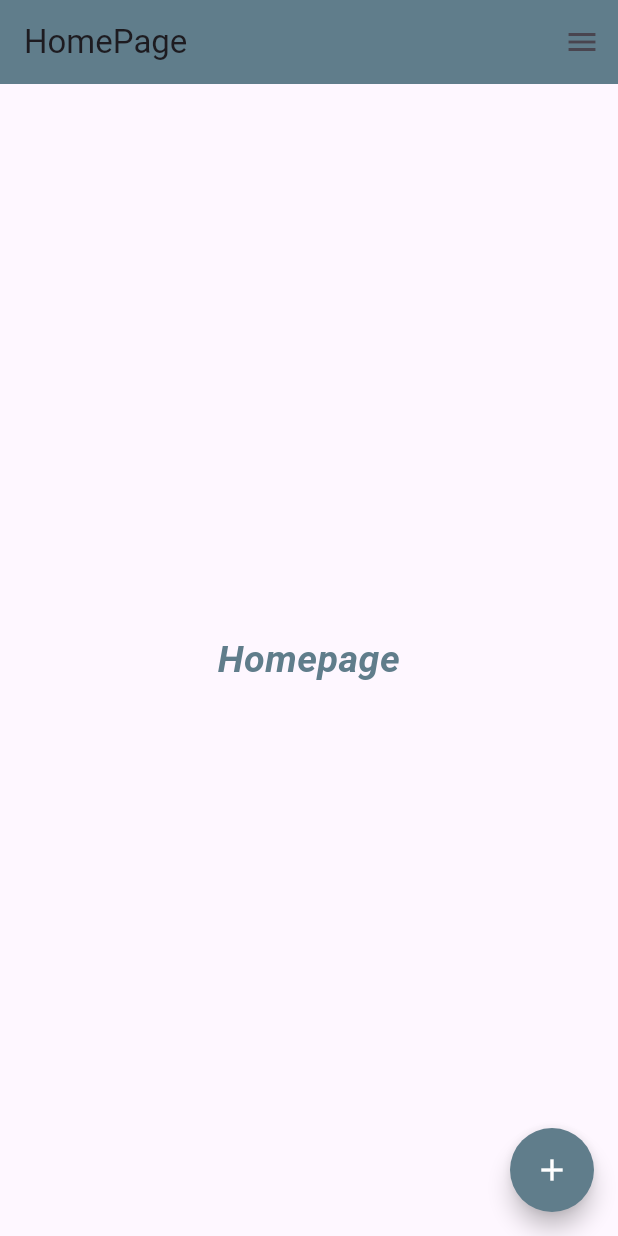
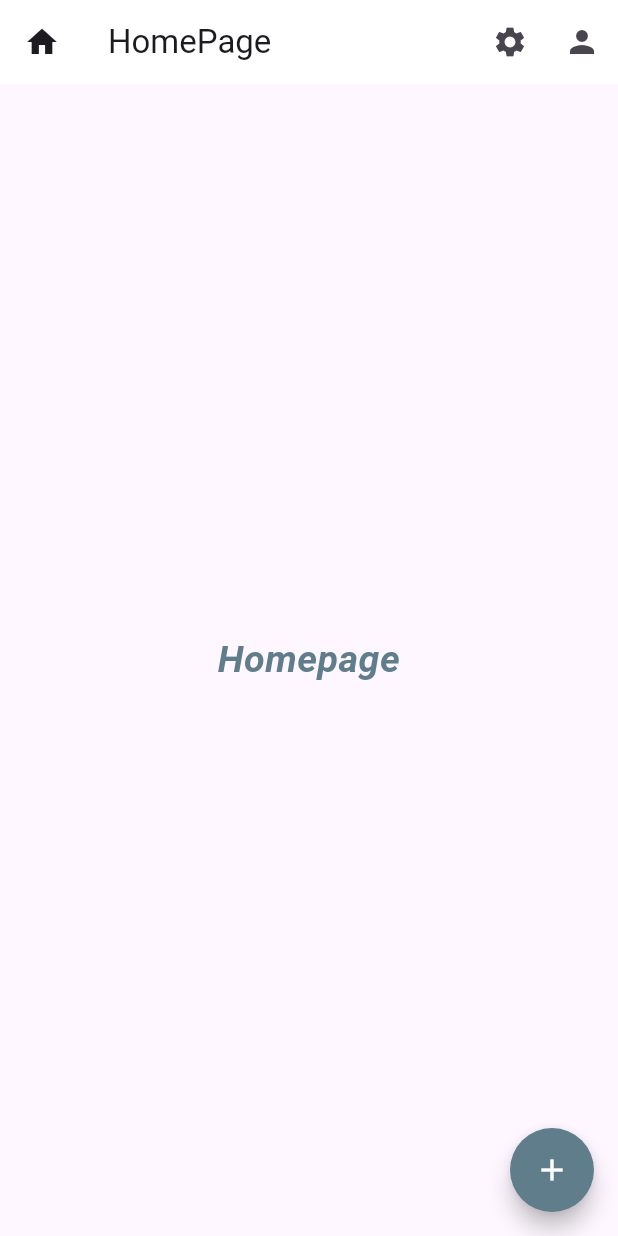
Before and after one commit to lakshmi412t/ASSIGNMENT_5, a Flutter app: the screen it shows after launch, on a phone screen of 412 x 824 dp. Run offline on Flutter 3.47's test engine with Material 3 defaults, Android fonts, the phone set to English and light mode, and no system bars.

Commit message:
Update home_page.dart

```diff
--- a/lib/home_page.dart
+++ b/lib/home_page.dart
@@ -1,41 +1,47 @@
 import 'package:flutter/material.dart';
 
-class HomePage extends StatelessWidget {
+class HomePage extends StatefulWidget {
   const HomePage({super.key});
+
+  @override
+  State<HomePage> createState() => _HomePageState();
+}
+
+class _HomePageState extends State<HomePage> {
+  int selectedIndex = 0;
 
   @override
   Widget build(BuildContext context) {
     return Scaffold(
       appBar: AppBar(
         title: Text("HomePage"),
-        backgroundColor: Colors.blueGrey,
-        // leading: Icon(Icons.home),
-        // actions: [
-        //   IconButton(onPressed: () {}, icon: Icon(Icons.settings)),
-        //   IconButton(onPressed: () {}, icon: Icon(Icons.person)),
-        // ],
+        backgroundColor: Colors.white,
+        leading: Icon(Icons.home),
+        actions: [
+          IconButton(onPressed: () {}, icon: Icon(Icons.settings)),
+          IconButton(onPressed: () {}, icon: Icon(Icons.person)),
+        ],
       ),
-      endDrawer: NavigationDrawer(
-        children: [
-          DrawerHeader(
-            child: UserAccountsDrawerHeader(
-              decoration: BoxDecoration(color: Colors.blueGrey),
-              accountName: Text("Name"),
-              accountEmail: Text("Email"),
+      endDrawer: Drawer(
+        child: NavigationDrawer(
+          selectedIndex: selectedIndex,
+          onDestinationSelected: (index) {
+            setState(() {
+              selectedIndex = index;
+            });
+            Navigator.pop(context);
+          },
+          children: [
+            NavigationDrawerDestination(
+              icon: Icon(Icons.home),
+              label: Text("Homepage"),
             ),
-          ),
-          ListTile(
-            onTap: () {},
-            leading: Icon(Icons.home),
-            title: Text("Homepage"),
-          ),
-          Divider(),
-          ListTile(
-            onTap: () {},
-            leading: Icon(Icons.person),
-            title: Text("Profile"),
-          ),
-        ],
+            NavigationDrawerDestination(
+              icon: Icon(Icons.person),
+              label: Text("Profile"),
+            ),
+          ],
+        ),
       ),
       floatingActionButton: FloatingActionButton(
         onPressed: () {},
@@ -46,7 +52,7 @@ class HomePage extends StatelessWidget {
       ),
       body: Center(
         child: Text(
-          "Homepage",
+          selectedIndex == 0 ? "Homepage" : "Profile",
           textAlign: TextAlign.center,
           style: TextStyle(
             fontSize: 25,
```
